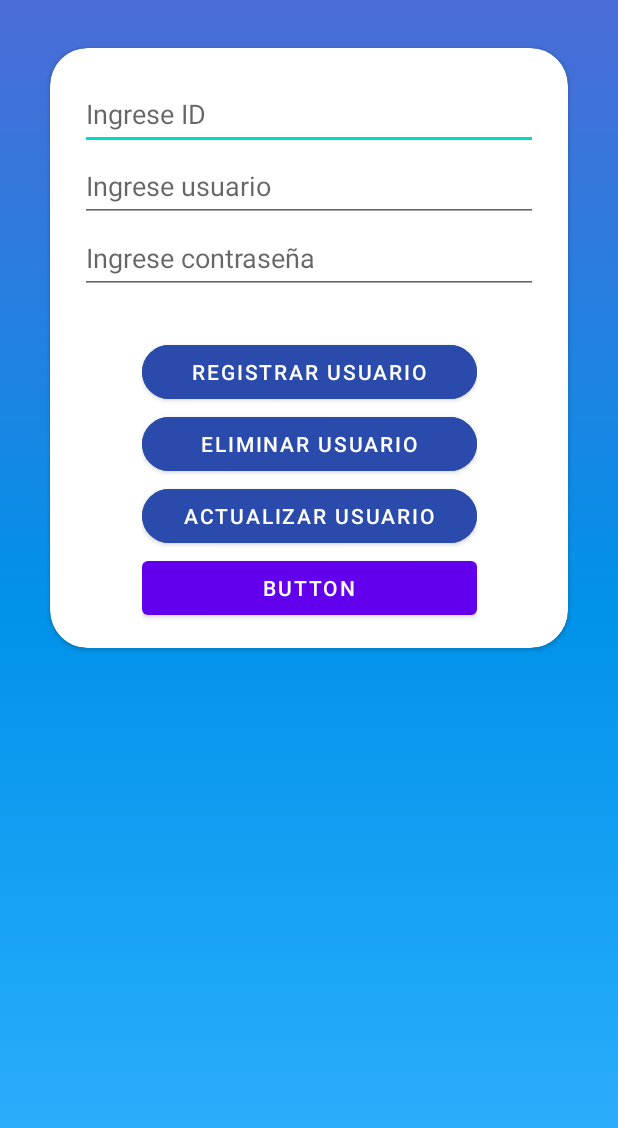
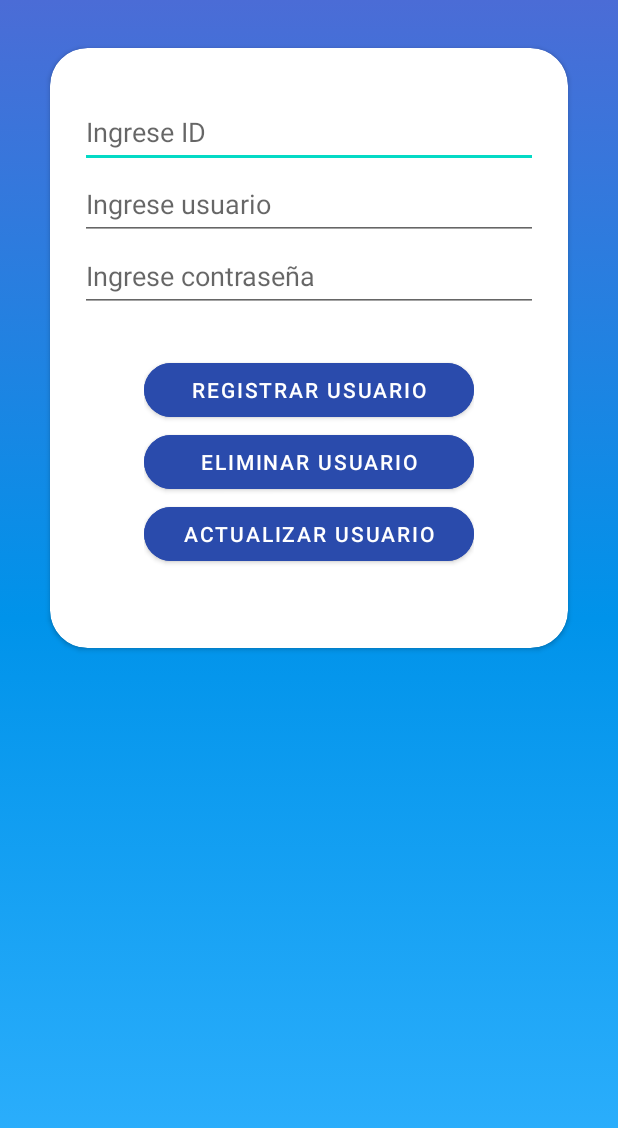
Before and after one commit to dorellanag92/Proyectobase_DiegoOrellana-BastianBalboa, an Android app: the Registro_act screen opened directly, with no data from a screen before it, on a phone screen of 412 x 824 dp. Shown: the top 1128 px of the screen. Run offline under Robolectric (Android 15) with nearby library versions, the phone set to English and light mode, and no system bars.

```diff
--- a/app/src/main/res/layout/activity_registro.xml
+++ b/app/src/main/res/layout/activity_registro.xml
@@ -25,7 +25,7 @@
                 android:id="@+id/linearLayout"
                 android:layout_width="305dp"
                 android:layout_height="148dp"
-                android:layout_marginTop="20dp"
+                android:layout_marginTop="32dp"
                 android:orientation="vertical"
                 app:layout_constraintEnd_toEndOf="parent"
                 app:layout_constraintStart_toStartOf="parent"
@@ -62,8 +62,8 @@
 
             <LinearLayout
                 android:id="@+id/linearLayout2"
-                android:layout_width="223dp"
-                android:layout_height="192dp"
+                android:layout_width="220dp"
+                android:layout_height="144dp"
                 android:layout_marginTop="24dp"
                 android:orientation="vertical"
                 app:layout_constraintEnd_toEndOf="parent"
@@ -98,12 +98,6 @@
                     android:text="Actualizar Usuario"
                     app:cornerRadius="25dp" />
 
-                <Button
-                    android:id="@+id/button12"
-                    android:layout_width="match_parent"
-                    android:layout_height="wrap_content"
-                    android:onClick="mostrarClase"
-                    android:text="Button" />
             </LinearLayout>
 
         </androidx.constraintlayout.widget.ConstraintLayout>
```
Also changed, not shown: app/src/main/java/com/example/proyectobase_diegoorellana/Registro_act.java (+0 -21 lines).
